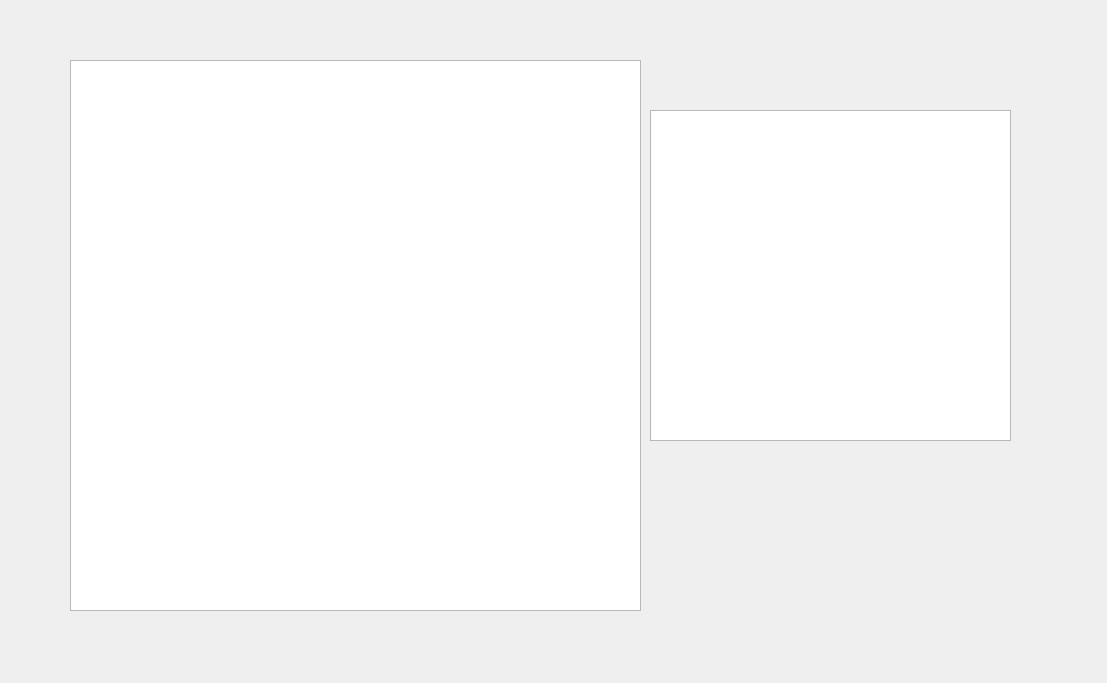
First picture: the form in Jobs-of-SoftwareEngineer/Codeing/Scut/teacher.ui, repository CSLP/CPP, before the edit.
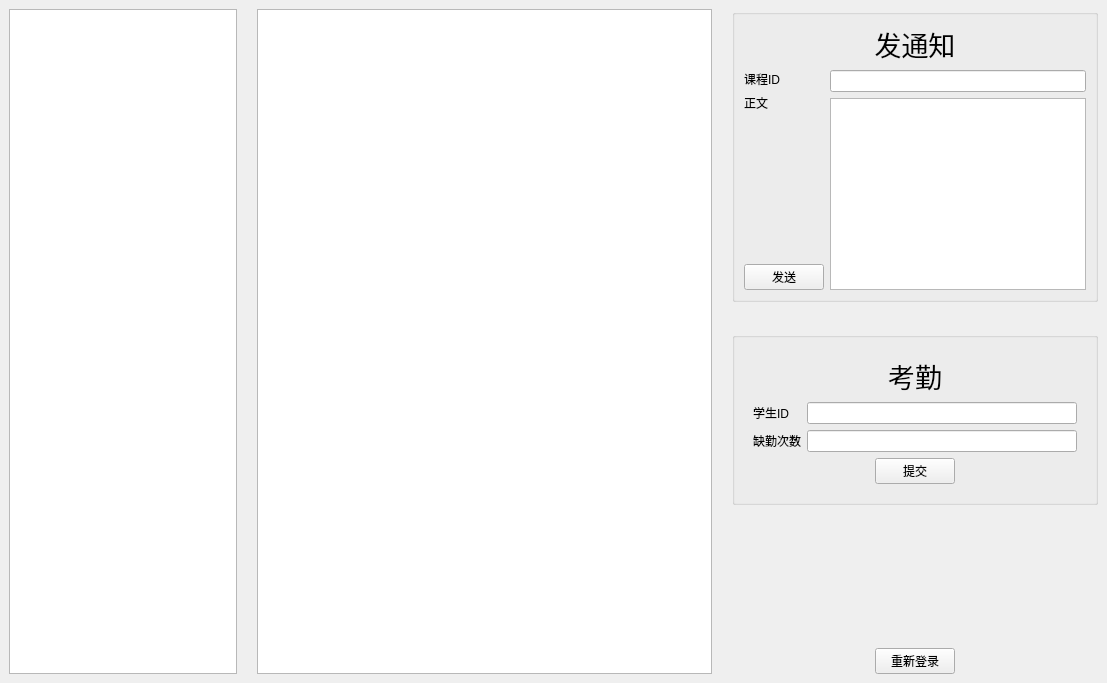
Second picture: the form after the edit.

Patch:
```diff
--- a/Jobs-of-SoftwareEngineer/Codeing/Scut/teacher.ui
+++ b/Jobs-of-SoftwareEngineer/Codeing/Scut/teacher.ui
@@ -14,26 +14,262 @@
    <string>Teacher</string>
   </property>
   <widget class="QWidget" name="centralwidget">
-   <widget class="QListWidget" name="listWidget">
-    <property name="geometry">
-     <rect>
-      <x>70</x>
-      <y>60</y>
-      <width>571</width>
-      <height>551</height>
-     </rect>
-    </property>
-   </widget>
-   <widget class="QTextBrowser" name="textBrowser">
-    <property name="geometry">
-     <rect>
-      <x>650</x>
-      <y>110</y>
-      <width>361</width>
-      <height>331</height>
-     </rect>
-    </property>
-   </widget>
+   <layout class="QHBoxLayout" name="horizontalLayout_10" stretch="3">
+    <item>
+     <layout class="QHBoxLayout" name="horizontalLayout" stretch="1,2,0">
+      <property name="spacing">
+       <number>20</number>
+      </property>
+      <item>
+       <widget class="QListWidget" name="listWidget"/>
+      </item>
+      <item>
+       <widget class="QTextBrowser" name="textBrowser"/>
+      </item>
+      <item>
+       <layout class="QVBoxLayout" name="verticalLayout_7">
+        <property name="spacing">
+         <number>30</number>
+        </property>
+        <item>
+         <widget class="QGroupBox" name="groupBox">
+          <property name="title">
+           <string/>
+          </property>
+          <layout class="QHBoxLayout" name="horizontalLayout_5">
+           <item>
+            <layout class="QVBoxLayout" name="verticalLayout_3">
+             <item>
+              <widget class="QLabel" name="label">
+               <property name="font">
+                <font>
+                 <family>FZKai-Z03</family>
+                 <pointsize>20</pointsize>
+                </font>
+               </property>
+               <property name="text">
+                <string>发通知</string>
+               </property>
+               <property name="alignment">
+                <set>Qt::AlignCenter</set>
+               </property>
+              </widget>
+             </item>
+             <item>
+              <layout class="QHBoxLayout" name="horizontalLayout_2">
+               <item>
+                <layout class="QVBoxLayout" name="verticalLayout">
+                 <property name="spacing">
+                  <number>6</number>
+                 </property>
+                 <item>
+                  <widget class="QLabel" name="label_3">
+                   <property name="text">
+                    <string>课程ID</string>
+                   </property>
+                  </widget>
+                 </item>
+                 <item>
+                  <widget class="QLabel" name="label_4">
+                   <property name="text">
+                    <string>正文</string>
+                   </property>
+                  </widget>
+                 </item>
+                 <item>
+                  <spacer name="verticalSpacer">
+                   <property name="orientation">
+                    <enum>Qt::Vertical</enum>
+                   </property>
+                   <property name="sizeHint" stdset="0">
+                    <size>
+                     <width>20</width>
+                     <height>40</height>
+                    </size>
+                   </property>
+                  </spacer>
+                 </item>
+                 <item>
+                  <widget class="QPushButton" name="pushButton">
+                   <property name="text">
+                    <string>发送</string>
+                   </property>
+                  </widget>
+                 </item>
+                </layout>
+               </item>
+               <item>
+                <layout class="QVBoxLayout" name="verticalLayout_2">
+                 <item>
+                  <widget class="QLineEdit" name="lineEdit"/>
+                 </item>
+                 <item>
+                  <widget class="QTextEdit" name="textEdit"/>
+                 </item>
+                </layout>
+               </item>
+              </layout>
+             </item>
+            </layout>
+           </item>
+          </layout>
+         </widget>
+        </item>
+        <item>
+         <widget class="QGroupBox" name="groupBox_2">
+          <property name="title">
+           <string/>
+          </property>
+          <layout class="QHBoxLayout" name="horizontalLayout_6">
+           <item>
+            <widget class="QWidget" name="widget_2" native="true">
+             <layout class="QVBoxLayout" name="verticalLayout_6">
+              <item>
+               <widget class="QLabel" name="label_2">
+                <property name="font">
+                 <font>
+                  <family>FZKai-Z03</family>
+                  <pointsize>20</pointsize>
+                 </font>
+                </property>
+                <property name="text">
+                 <string>考勤</string>
+                </property>
+                <property name="alignment">
+                 <set>Qt::AlignCenter</set>
+                </property>
+               </widget>
+              </item>
+              <item>
+               <layout class="QHBoxLayout" name="horizontalLayout_3">
+                <item>
+                 <layout class="QVBoxLayout" name="verticalLayout_4">
+                  <item>
+                   <widget class="QLabel" name="label_5">
+                    <property name="text">
+                     <string>学生ID</string>
+                    </property>
+                   </widget>
+                  </item>
+                  <item>
+                   <widget class="QLabel" name="label_6">
+                    <property name="text">
+                     <string>缺勤次数</string>
+                    </property>
+                   </widget>
+                  </item>
+                 </layout>
+                </item>
+                <item>
+                 <layout class="QVBoxLayout" name="verticalLayout_5">
+                  <item>
+                   <widget class="QLineEdit" name="lineEdit_2"/>
+                  </item>
+                  <item>
+                   <widget class="QLineEdit" name="lineEdit_3"/>
+                  </item>
+                 </layout>
+                </item>
+               </layout>
+              </item>
+              <item>
+               <layout class="QHBoxLayout" name="horizontalLayout_4">
+                <item>
+                 <spacer name="horizontalSpacer">
+                  <property name="orientation">
+                   <enum>Qt::Horizontal</enum>
+                  </property>
+                  <property name="sizeHint" stdset="0">
+                   <size>
+                    <width>40</width>
+                    <height>20</height>
+                   </size>
+                  </property>
+                 </spacer>
+                </item>
+                <item>
+                 <widget class="QPushButton" name="pushButton_2">
+                  <property name="text">
+                   <string>提交</string>
+                  </property>
+                 </widget>
+                </item>
+                <item>
+                 <spacer name="horizontalSpacer_2">
+                  <property name="orientation">
+                   <enum>Qt::Horizontal</enum>
+                  </property>
+                  <property name="sizeHint" stdset="0">
+                   <size>
+                    <width>40</width>
+                    <height>20</height>
+                   </size>
+                  </property>
+                 </spacer>
+                </item>
+               </layout>
+              </item>
+             </layout>
+            </widget>
+           </item>
+          </layout>
+         </widget>
+        </item>
+        <item>
+         <spacer name="verticalSpacer_2">
+          <property name="orientation">
+           <enum>Qt::Vertical</enum>
+          </property>
+          <property name="sizeHint" stdset="0">
+           <size>
+            <width>20</width>
+            <height>40</height>
+           </size>
+          </property>
+         </spacer>
+        </item>
+        <item>
+         <layout class="QHBoxLayout" name="horizontalLayout_7">
+          <item>
+           <spacer name="horizontalSpacer_3">
+            <property name="orientation">
+             <enum>Qt::Horizontal</enum>
+            </property>
+            <property name="sizeHint" stdset="0">
+             <size>
+              <width>40</width>
+              <height>20</height>
+             </size>
+            </property>
+           </spacer>
+          </item>
+          <item>
+           <widget class="QPushButton" name="pushButton_3">
+            <property name="text">
+             <string>重新登录</string>
+            </property>
+           </widget>
+          </item>
+          <item>
+           <spacer name="horizontalSpacer_4">
+            <property name="orientation">
+             <enum>Qt::Horizontal</enum>
+            </property>
+            <property name="sizeHint" stdset="0">
+             <size>
+              <width>40</width>
+              <height>20</height>
+             </size>
+            </property>
+           </spacer>
+          </item>
+         </layout>
+        </item>
+       </layout>
+      </item>
+     </layout>
+    </item>
+   </layout>
   </widget>
   <widget class="QMenuBar" name="menubar">
    <property name="geometry">
```
